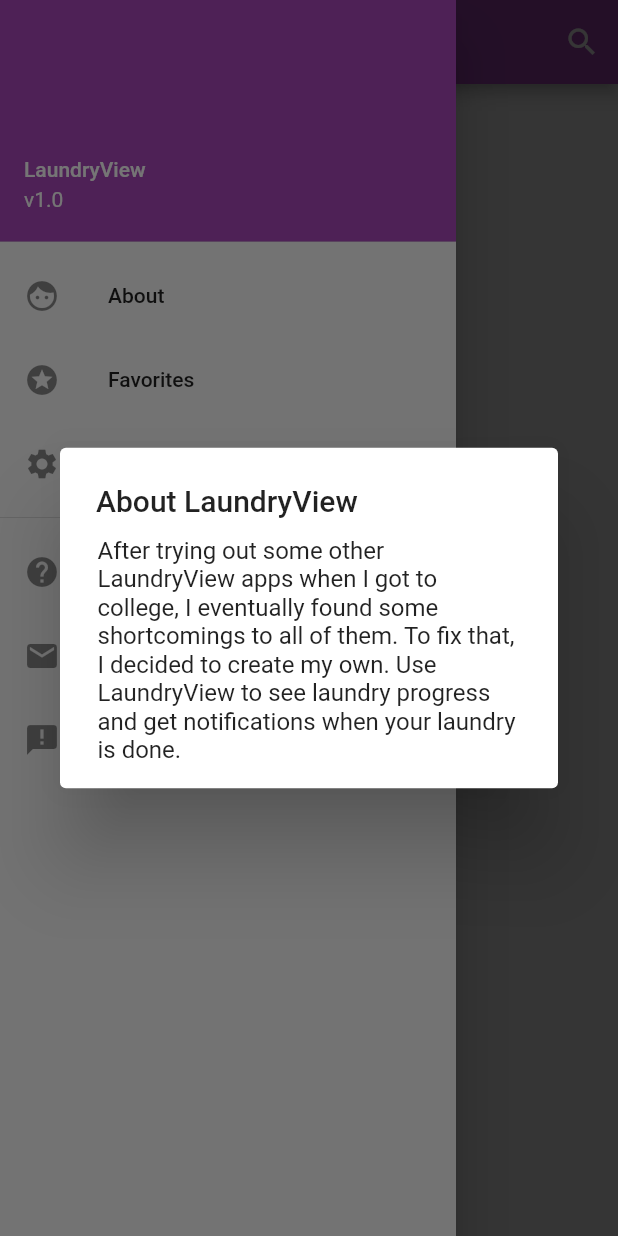
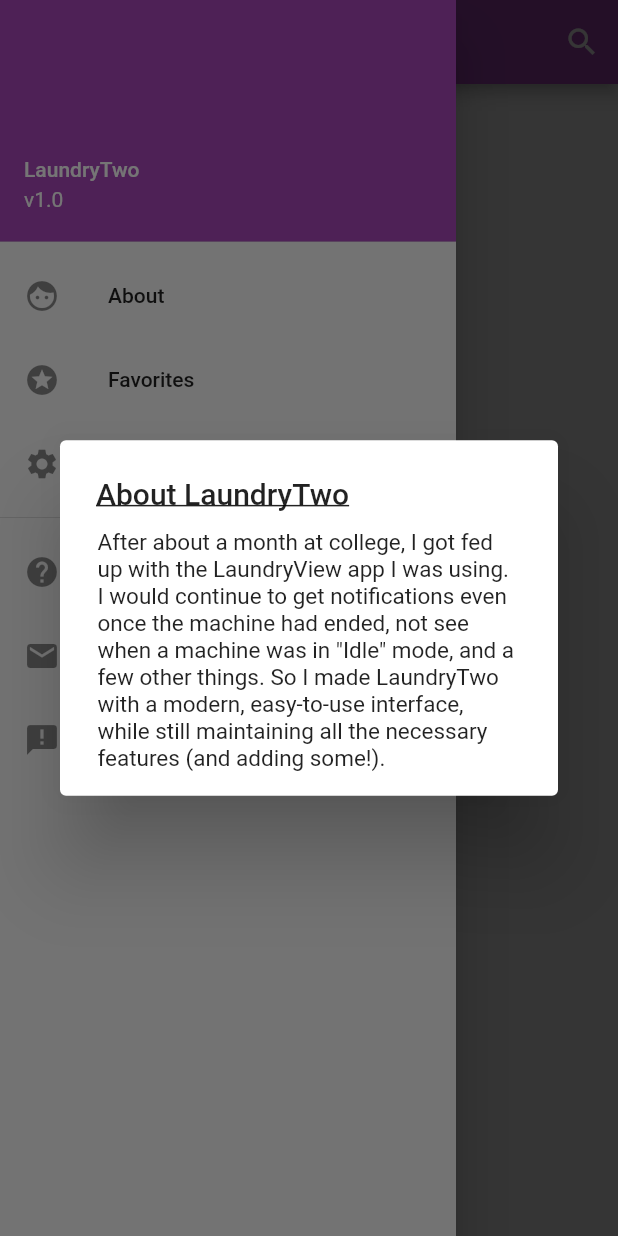
Before and after one commit to ngregrichardson/LaundryView, a Flutter app: the screen it shows after launch, in the side drawer, after a tap on "About", on a phone screen of 412 x 824 dp. Run offline on Flutter 3.47's test engine with Material 2 defaults, Android fonts, the phone set to English and light mode, and no system bars; our stand-ins replace dynamic_theme, flutter_local_notifications, percent_indicator, pull_to_refresh, shared_preferences, sqflite; accounts and stored records are empty; network calls fail.

Commit message:
Write about and help sections to resolve #6

```diff
--- a/lib/main.dart
+++ b/lib/main.dart
@@ -6,6 +6,7 @@ import 'screens/roomDetail/roomDetail.dart';
 import 'screens/settings/settings.dart';
 import 'package:shared_preferences/shared_preferences.dart';
 import 'package:dynamic_theme/dynamic_theme.dart';
+import 'package:flutter/services.dart';
 
 const LocationsRoute = '/';
 const RoomsRoute = '/rooms';
@@ -50,6 +51,10 @@ class AppState extends State<App> {
 
   @override
   Widget build(BuildContext context) {
+    SystemChrome.setPreferredOrientations([
+      DeviceOrientation.portraitUp,
+      DeviceOrientation.portraitDown,
+    ]);
     return new DynamicTheme(
         defaultBrightness: Brightness.light,
         data: (brightness) => new ThemeData(
--- a/lib/screens/locations/locations.dart
+++ b/lib/screens/locations/locations.dart
@@ -20,6 +20,11 @@ class LocationsState extends State<Locations> {
   Widget _appBarTitle = new Text('Locations');
   List<Location> locations = new List();
   List<Location> filteredLocations = new List();
+
+  String about =
+      'After about a month at college, I got fed up with the LaundryView app I was using. I would continue to get notifications even once the machine had ended, not see when a machine was in "Idle" mode, and a few other things. So I made LaundryTwo with a modern, easy-to-use interface, while still maintaining all the necessary features (and adding some!).';
+  String help =
+      'From the Locations page, you can search for your school/apartment building. Once there, find the laundry room your would like to view. There may only be one for some properties. There you will be able to see each washer and dryer, set an alarm for specific machines, and mark the room as a favorite using the star in the top left.';
 
   LocationsState() {
     _filter.addListener(() {
@@ -51,7 +56,7 @@ class LocationsState extends State<Locations> {
         child: Column(children: <Widget>[
           UserAccountsDrawerHeader(
             accountEmail: Text("v1.0"),
-            accountName: Text("LaundryView"),
+            accountName: Text("LaundryTwo"),
           ),
           ListTile(
               leading: Icon(Icons.face),
@@ -61,12 +66,17 @@ class LocationsState extends State<Locations> {
                     context: context,
                     builder: (context) {
                       return SimpleDialog(
-                        title: Text("About LaundryView"),
+                        title: Text("About LaundryTwo",
+                            style: TextStyle(
+                              decoration: TextDecoration.underline,
+                            )),
                         children: <Widget>[
                           Padding(
                             padding: EdgeInsets.fromLTRB(25, 0, 25, 0),
                             child: Text(
-                                "After trying out some other LaundryView apps when I got to college, I eventually found some shortcomings to all of them. To fix that, I decided to create my own. Use LaundryView to see laundry progress and get notifications when your laundry is done."),
+                              about,
+                              style: TextStyle(fontSize: 15),
+                            ),
                           ),
                         ],
                       );
@@ -85,7 +95,30 @@ class LocationsState extends State<Locations> {
                 _onSettingsTap(context);
               }),
           Divider(),
-          ListTile(leading: Icon(Icons.help), title: Text("Help")),
+          ListTile(
+              leading: Icon(Icons.help),
+              title: Text("Help"),
+              onTap: () {
+                showDialog(
+                    context: context,
+                    builder: (context) {
+                      return SimpleDialog(
+                        title: Text("LaundryTwo Help",
+                            style: TextStyle(
+                              decoration: TextDecoration.underline,
+                            )),
+                        children: <Widget>[
+                          Padding(
+                            padding: EdgeInsets.fromLTRB(25, 0, 25, 0),
+                            child: Text(
+                              help,
+                              style: TextStyle(fontSize: 15),
+                            ),
+                          ),
+                        ],
+                      );
+                    });
+              }),
           ListTile(
             leading: Icon(Icons.email),
             title: Text("Contact us"),
```
Also changed, not shown: 1 other file.
